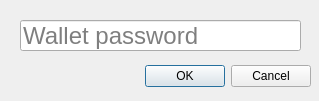
Qt form keyrevealer.ui (LYRA-Block-Lattice/LyraPcWallet) before a commit.
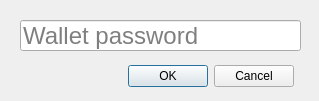
The same form after that commit.

Patch:
```diff
--- a/keyrevealer.ui
+++ b/keyrevealer.ui
@@ -16,9 +16,9 @@
   <widget class="QDialogButtonBox" name="buttonBox">
    <property name="geometry">
     <rect>
-     <x>10</x>
+     <x>23</x>
      <y>60</y>
-     <width>301</width>
+     <width>271</width>
      <height>32</height>
     </rect>
    </property>
```
